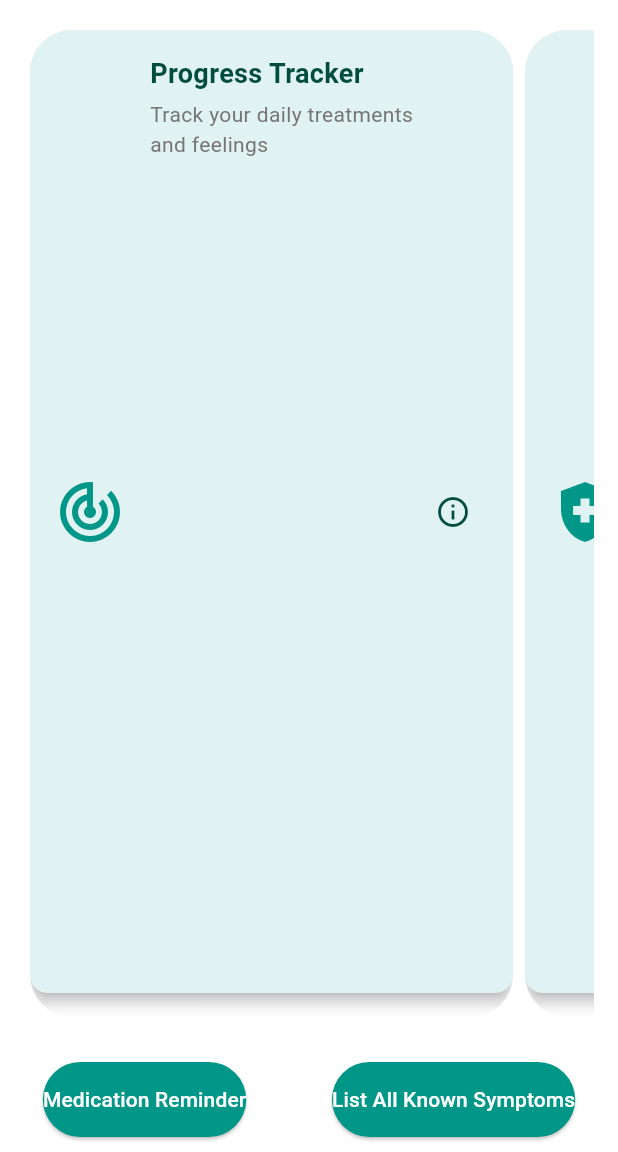
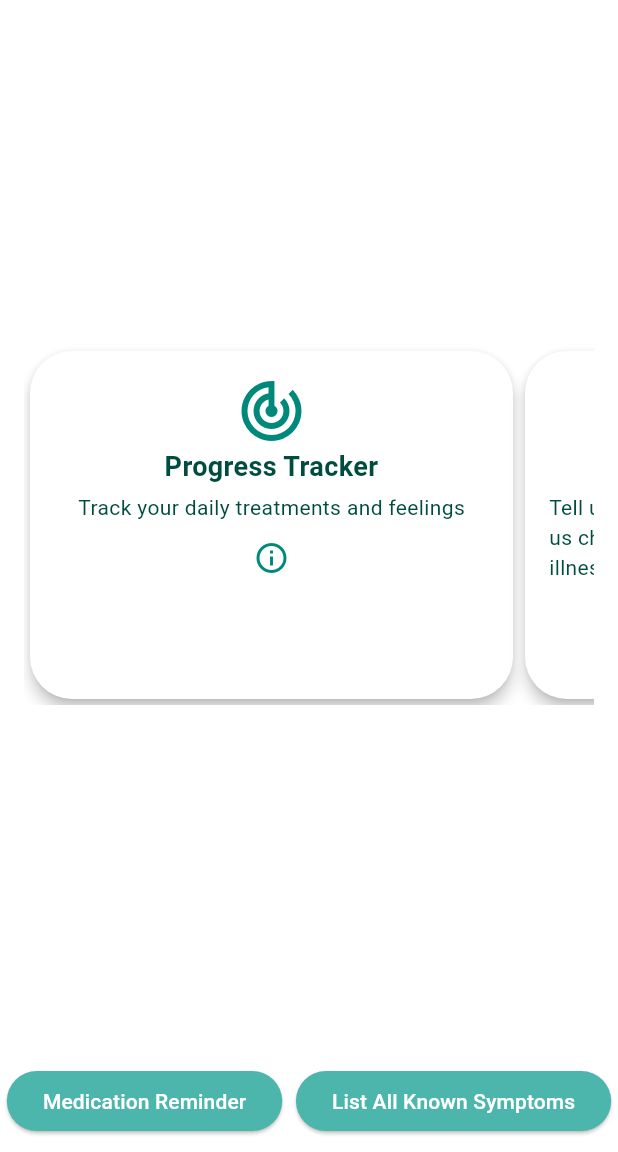
Before and after one commit to igbokwenu/anecdotal, a Flutter app: the screen it shows after launch, on a phone screen of 412 x 824 dp, the part 84-1236 px from its top. Run offline on Flutter 3.47's test engine with Material 3 defaults, Android fonts, the phone set to English and light mode, and no system bars; our stand-ins replace firebase_core, flutter_riverpod; accounts and stored records are empty.

Commit message:
Building Home UI

```diff
--- a/lib/utils/themes.dart
+++ b/lib/utils/themes.dart
@@ -39,6 +39,10 @@ class AppTheme {
         backgroundColor: Colors.tealAccent[700],
         foregroundColor: Colors.white,
       ),
+      iconTheme: IconThemeData(
+        color: Colors.teal[600],
+        // size: 24.0,
+      ),
     );
   }
 
@@ -63,7 +67,7 @@ class AppTheme {
         titleMedium: TextStyle(color: Colors.teal[100]),
       ),
       appBarTheme: AppBarTheme(
-        backgroundColor: Colors.teal[800],
+        backgroundColor: Colors.teal[900],
         foregroundColor: Colors.white,
       ),
       cardTheme: CardTheme(
@@ -80,6 +84,10 @@ class AppTheme {
         backgroundColor: Colors.tealAccent[400],
         foregroundColor: Colors.black,
       ),
+      iconTheme: IconThemeData(
+        color: Colors.teal[200],
+        // size: 24.0,
+      ),
     );
   }
 }
--- a/lib/views/home_page.dart
+++ b/lib/views/home_page.dart
@@ -1,3 +1,4 @@
+import 'package:anecdotal/widgets/custom_card_home.dart';
 import 'package:anecdotal/widgets/theme_toggle_button.dart';
 import 'package:flutter/material.dart';
 
@@ -9,7 +10,6 @@ class AnecdotalAppHome extends StatelessWidget {
     return Scaffold(
       appBar: AppBar(
         title: const Center(child: Text('Anecdotal')),
-        backgroundColor: Theme.of(context).primaryColor,
         actions: const [
           ThemeToggle(),
           SizedBox(width: 10), // Add some padding
@@ -18,9 +18,12 @@ class AnecdotalAppHome extends StatelessWidget {
       body: Padding(
         padding: const EdgeInsets.all(16.0),
         child: Center(
+          child: SizedBox(
+            height: 240,
             child: CarouselView(
               itemExtent: 330,
-            shrinkExtent: 200,
+              shrinkExtent: 260,
+              elevation: 4,
               children: [
                 buildCard(
                   'Progress Tracker',
@@ -90,6 +93,7 @@ class AnecdotalAppHome extends StatelessWidget {
             ),
           ),
         ),
+      ),
       bottomNavigationBar: Padding(
         padding: const EdgeInsets.symmetric(vertical: 10),
         child: Row(
@@ -99,20 +103,12 @@ class AnecdotalAppHome extends StatelessWidget {
               onPressed: () {
                 // TODO: Implement medication reminder functionality
               },
-              style: ElevatedButton.styleFrom(
-                backgroundColor: Colors.teal,
-                padding: const EdgeInsets.symmetric(vertical: 15),
-              ),
               child: const Text('Medication Reminder'),
             ),
             ElevatedButton(
               onPressed: () {
                 // TODO: Implement symptoms list functionality
               },
-              style: ElevatedButton.styleFrom(
-                backgroundColor: Colors.teal,
-                padding: const EdgeInsets.symmetric(vertical: 15),
-              ),
               child: const Text('List All Known Symptoms'),
             ),
           ],
@@ -122,45 +118,45 @@ class AnecdotalAppHome extends StatelessWidget {
   }
 }
 
-Widget buildCard(
-    String title, IconData icon, String description, VoidCallback onTap) {
-  return Card(
-    elevation: 4,
-    margin: const EdgeInsets.only(bottom: 16),
-    child: InkWell(
-      onTap: onTap,
-      child: Padding(
-        padding: const EdgeInsets.all(16.0),
-        child: Row(
-          children: [
-            Icon(icon, size: 48, color: Colors.teal),
-            const SizedBox(width: 16),
-            Expanded(
-              child: Column(
-                crossAxisAlignment: CrossAxisAlignment.start,
-                children: [
-                  Text(
-                    title,
-                    style: const TextStyle(
-                        fontSize: 18, fontWeight: FontWeight.bold),
-                  ),
-                  const SizedBox(height: 4),
-                  Text(
-                    description,
-                    style: TextStyle(fontSize: 14, color: Colors.grey[600]),
-                  ),
-                ],
-              ),
-            ),
-            IconButton(
-              icon: const Icon(Icons.info_outline),
-              onPressed: () {
-                // TODO: Implement information popup
-              },
-            ),
-          ],
-        ),
-      ),
-    ),
-  );
-}
+// Widget buildCard(
+//     String title, IconData icon, String description, VoidCallback onTap) {
+//   return Card(
+//     elevation: 4,
+//     margin: const EdgeInsets.only(bottom: 16),
+//     child: InkWell(
+//       onTap: onTap,
+//       child: Padding(
+//         padding: const EdgeInsets.all(16.0),
+//         child: Row(
+//           children: [
+//             Icon(icon, size: 48, color: Colors.teal),
+//             const SizedBox(width: 16),
+//             Expanded(
+//               child: Column(
+//                 crossAxisAlignment: CrossAxisAlignment.start,
+//                 children: [
+//                   Text(
+//                     title,
+//                     style: const TextStyle(
+//                         fontSize: 18, fontWeight: FontWeight.bold),
+//                   ),
+//                   const SizedBox(height: 4),
+//                   Text(
+//                     description,
+//                     style: TextStyle(fontSize: 14, color: Colors.grey[600]),
+//                   ),
+//                 ],
+//               ),
+//             ),
+//             IconButton(
+//               icon: const Icon(Icons.info_outline),
+//               onPressed: () {
+//                 // TODO: Implement information popup
+//               },
+//             ),
+//           ],
+//         ),
+//       ),
+//     ),
+//   );
+// }
```
Also changed, not shown: lib/widgets/custom_card_home.dart (+9 -17 lines), 1 other file. Lines whose indentation alone changed are shown as unchanged.
